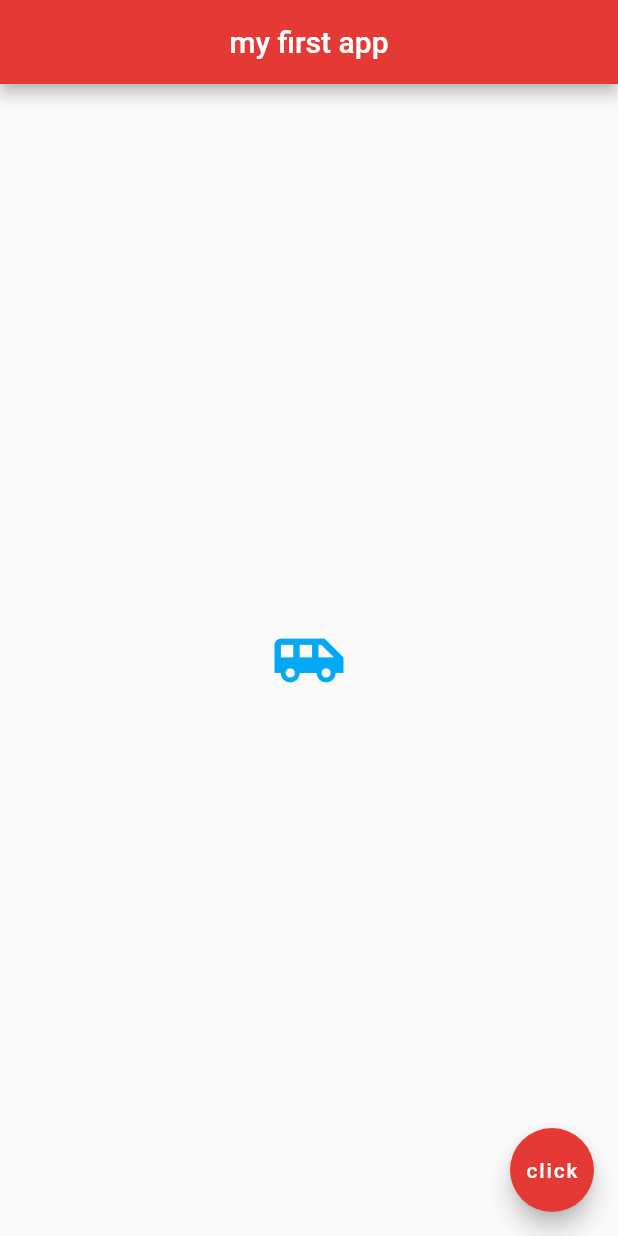
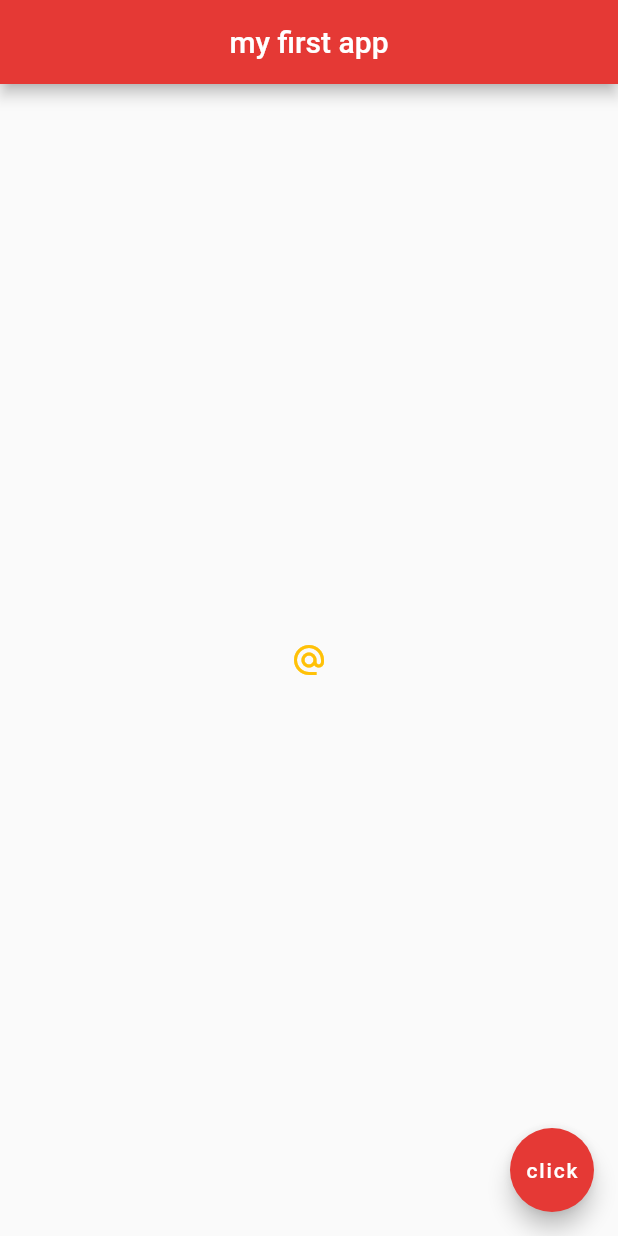
Before and after one commit to james947/my-app, a Flutter app: the screen it shows after launch, on a phone screen of 412 x 824 dp. Run offline on Flutter 3.47's test engine with Material 2 defaults, Android fonts, the phone set to English and light mode, and no system bars.

Commit message:
Add icons and buttons

```diff
--- a/lib/main.dart
+++ b/lib/main.dart
@@ -15,11 +15,31 @@ class Home extends StatelessWidget {
         backgroundColor: Colors.red[600] ,
       ),
       body: Center(
-        child: Icon(
-          Icons.airport_shuttle,
-          color: Colors.lightBlue,
-          size: 50.0,
-        ),
+//        child: Icon(
+//          Icons.airport_shuttle,
+//          color: Colors.lightBlue,
+//          size: 50.0,
+//        ),
+//        child: FlatButton(
+//          onPressed: (){
+//            print('you clicked me');
+//          },
+//          child: Text('click me'),
+//          color: Colors.lightBlue,
+//        ),
+//          child: RaisedButton.icon(
+//            onPressed: () {},
+//            icon: Icon(Icons.mail),
+//            label: Text('mail me'),
+//            color: Colors.amber,
+//          ),
+            child: IconButton(
+              onPressed: (){
+                print('Hey you pressed me');
+              },
+              icon: Icon(Icons.alternate_email),
+              color: Colors.amber,
+            )
       ),
       floatingActionButton: FloatingActionButton(
         onPressed:() {} ,
```
